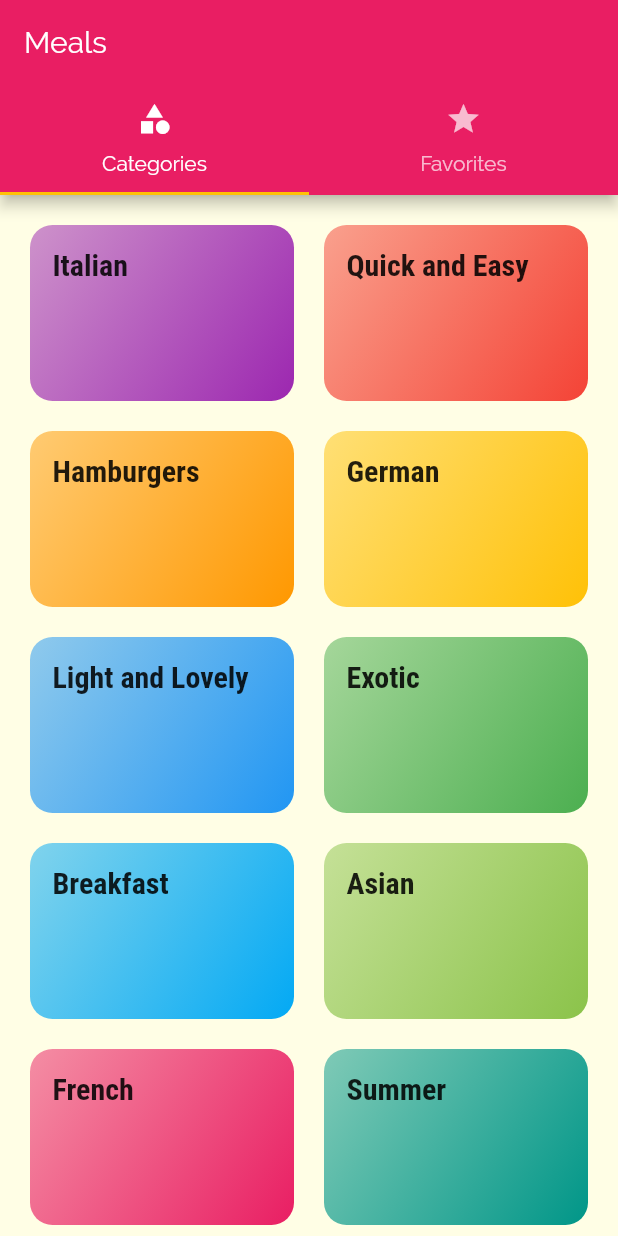
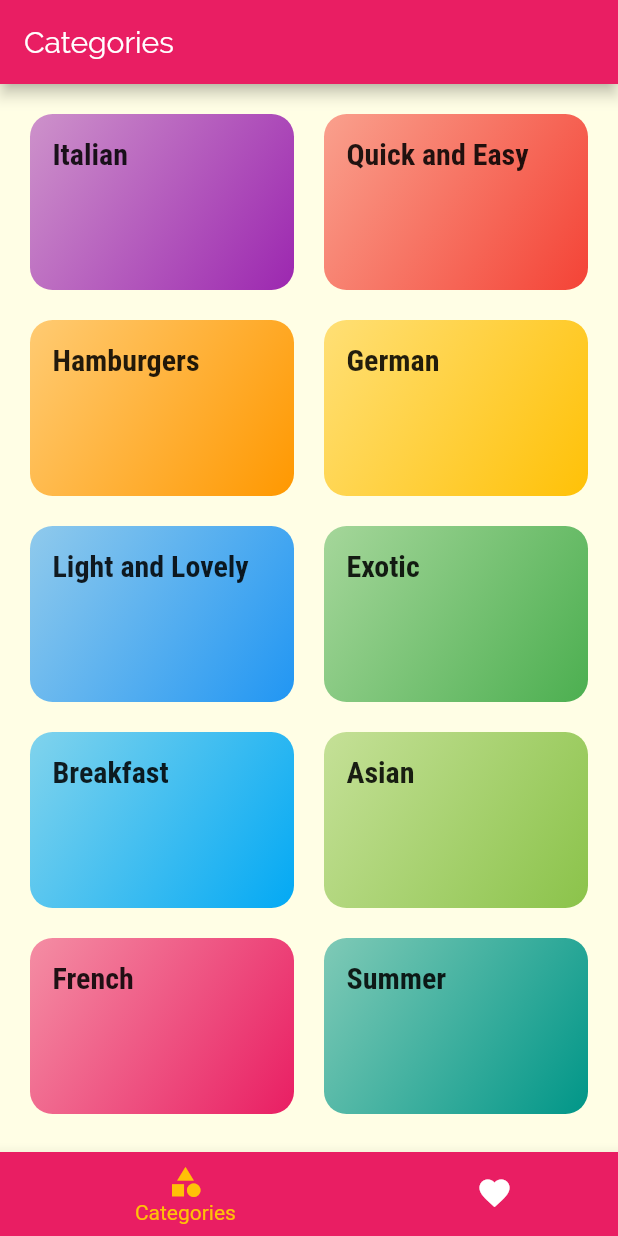
Before and after one commit to br4dd/meals_app, a Flutter app: the screen it shows after launch, on a phone screen of 412 x 824 dp. Run offline on Flutter 3.47's test engine with Material 2 defaults, Android fonts, the phone set to English and light mode, and no system bars.

```diff
--- a/lib/main.dart
+++ b/lib/main.dart
@@ -3,7 +3,7 @@ import 'screens/tab_screen.dart';
 import './screens/error_404.dart';
 import './screens/meal_detail_screen.dart';
 import './screens/category_meals_screen.dart';
-import 'screens/categories_screen.dart';
+// import 'screens/categories_screen.dart';
 
 void main() {
   runApp(MyApp());
--- a/lib/screens/tab_screen.dart
+++ b/lib/screens/tab_screen.dart
@@ -9,35 +9,58 @@ class TabScreen extends StatefulWidget {
 }
 
 class _TabScreenState extends State<TabScreen> {
+  // dynamic for dynamic objects to be use
+  final List<Map<String, dynamic>> _pages = [
+    {
+      'page': CategoriesScreen(),
+      'title': 'Categories',
+    },
+    {
+      'page': FavoriteScreen(),
+      'title': 'Favorites',
+    },
+  ];
+
+  int _selectedPageIndex = 0;
+
+  void _selectPage(int index) {
+    setState(() {
+      _selectedPageIndex = index;
+    });
+  }
+
   @override
   Widget build(BuildContext context) {
-    // for the hamburger
-    // length: 2 . for categories and for favorite
-    return DefaultTabController(
-      // initialIndex: 0,
-      length: 2,
-      child: Scaffold(
-        appBar: AppBar(
-          title: Text('Meals'),
-          // TapBar is used for DefaultTabController
-          bottom: TabBar(
-            // indicatorColor: Colors.black,
-            tabs: [
-              Tab(
-                icon: Icon(Icons.category),
-                text: 'Categories',
-              ),
-              Tab(
-                icon: Icon(Icons.star),
-                text: 'Favorites',
-              ),
-            ],
+    return Scaffold(
+      appBar: AppBar(
+        title: Text(_pages[_selectedPageIndex]['title']),
+      ),
+      // to render certain screen
+      // key 'page'
+      body: _pages[_selectedPageIndex]['page'],
+
+      // from TabBar to bottomNavigationBar
+      bottomNavigationBar: BottomNavigationBar(
+        backgroundColor: Theme.of(context).primaryColor,
+        items: [
+          BottomNavigationBarItem(
+            backgroundColor: Theme.of(context).primaryColor,
+            icon: Icon(Icons.category),
+            label: 'Categories',
           ),
-        ),
-        body: TabBarView(children: [
-          CategoriesScreen(),
-          FavoriteScreen(),
-        ]),
+          BottomNavigationBarItem(
+            backgroundColor: Theme.of(context).primaryColor,
+            icon: Icon(Icons.favorite),
+            label: 'Favorites',
+          ),
+        ],
+        // fluter will automatically give the index for onTap
+        onTap: _selectPage,
+        unselectedItemColor: Colors.white,
+        selectedItemColor: Theme.of(context).accentColor,
+        currentIndex: _selectedPageIndex,
+        // to enable shifting animation for the tabs
+        type: BottomNavigationBarType.shifting,
       ),
     );
   }
```
